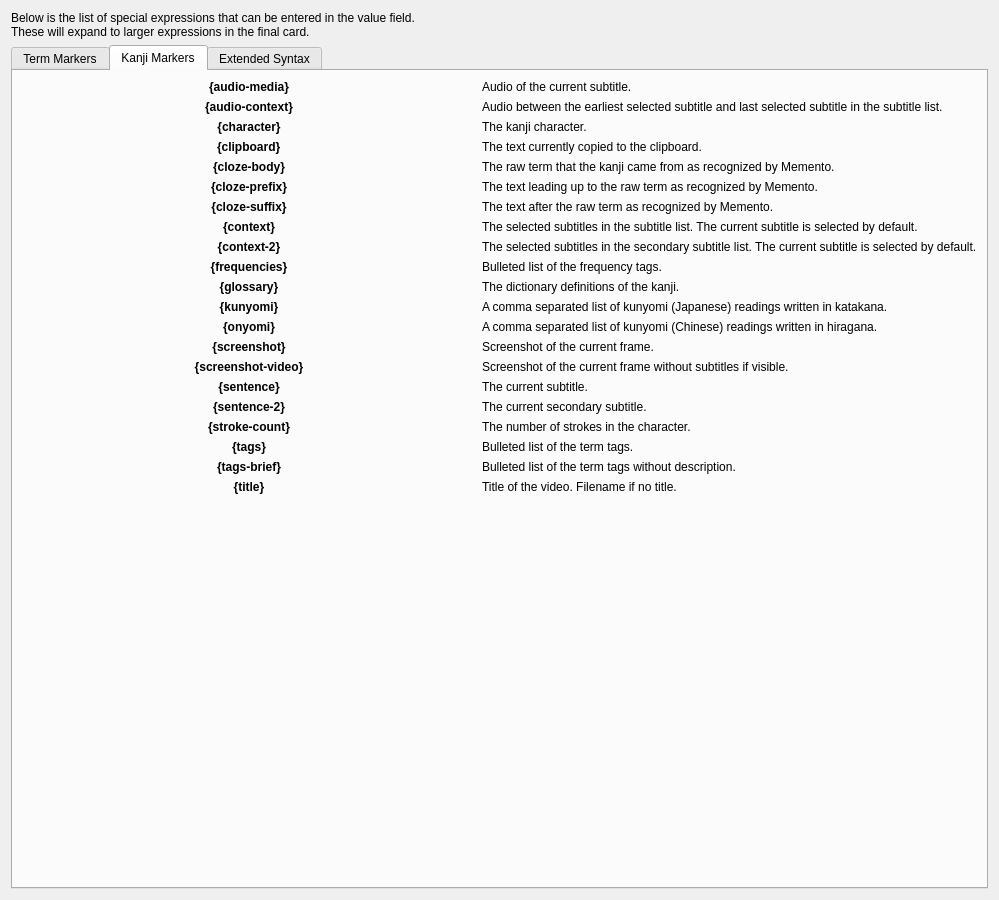
Qt form src/gui/widgets/settings/ankisettingshelp.ui (ripose-jp/Memento) before a commit.
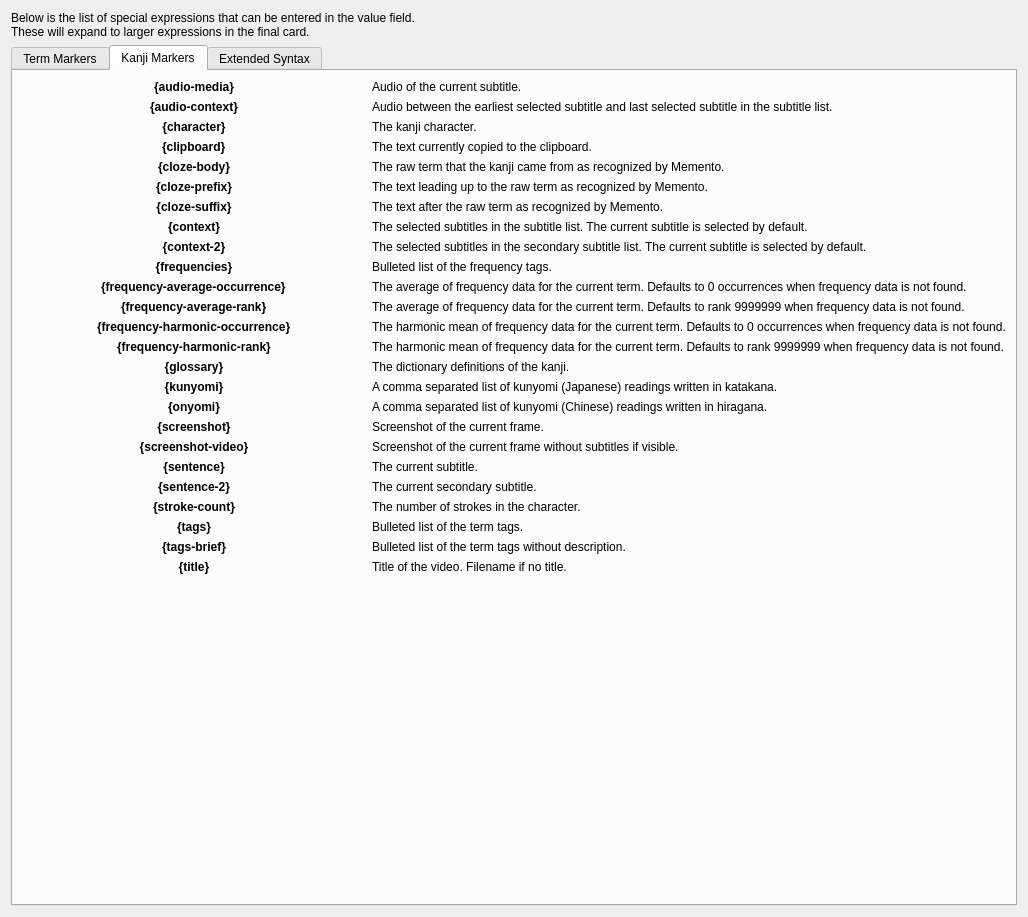
The same form after that commit. The open tabs and pages were chosen to show the change.

Commit message:
src/gui/widgets/settings/ankisettingshelp: add missing freq entries
Add the missing {frequency-*} entries to the ankisettingshelp window.

```diff
--- a/src/gui/widgets/settings/ankisettingshelp.ui
+++ b/src/gui/widgets/settings/ankisettingshelp.ui
@@ -6,8 +6,8 @@
    <rect>
     <x>0</x>
     <y>0</y>
-    <width>999</width>
-    <height>900</height>
+    <width>1028</width>
+    <height>917</height>
    </rect>
   </property>
   <property name="sizePolicy">
@@ -912,13 +912,6 @@
       <layout class="QVBoxLayout" name="verticalLayout_3">
        <item>
         <layout class="QGridLayout" name="layoutKanji">
-         <item row="8" column="1">
-          <widget class="QLabel" name="labelKanjiContext2Ex">
-           <property name="text">
-            <string>The selected subtitles in the secondary subtitle list. The current subtitle is selected by default.</string>
-           </property>
-          </widget>
-         </item>
          <item row="7" column="1">
           <widget class="QLabel" name="labelKanjiContextEx">
            <property name="text">
@@ -926,15 +919,15 @@
            </property>
           </widget>
          </item>
-         <item row="4" column="0">
-          <widget class="QLabel" name="labelKanjiClozeBody">
+         <item row="5" column="0">
+          <widget class="QLabel" name="labelKanjiClozePrefix">
            <property name="font">
             <font>
              <bold>true</bold>
             </font>
            </property>
            <property name="text">
-            <string>{cloze-body}</string>
+            <string>{cloze-prefix}</string>
            </property>
            <property name="alignment">
             <set>Qt::AlignmentFlag::AlignCenter</set>
@@ -944,15 +937,22 @@
            </property>
           </widget>
          </item>
-         <item row="7" column="0">
-          <widget class="QLabel" name="labelKanjiContext">
+         <item row="20" column="1">
+          <widget class="QLabel" name="labelKanjiSentence2Ex">
+           <property name="text">
+            <string>The current secondary subtitle.</string>
+           </property>
+          </widget>
+         </item>
+         <item row="18" column="0">
+          <widget class="QLabel" name="labelKanjiScreenshotMedia">
            <property name="font">
             <font>
              <bold>true</bold>
             </font>
            </property>
            <property name="text">
-            <string>{context}</string>
+            <string>{screenshot-video}</string>
            </property>
            <property name="alignment">
             <set>Qt::AlignmentFlag::AlignCenter</set>
@@ -962,6 +962,88 @@
            </property>
           </widget>
          </item>
+         <item row="3" column="0" alignment="Qt::AlignmentFlag::AlignHCenter|Qt::AlignmentFlag::AlignVCenter">
+          <widget class="QLabel" name="labelKanjiClipboard">
+           <property name="font">
+            <font>
+             <bold>true</bold>
+            </font>
+           </property>
+           <property name="text">
+            <string>{clipboard}</string>
+           </property>
+           <property name="textInteractionFlags">
+            <set>Qt::TextInteractionFlag::TextSelectableByKeyboard|Qt::TextInteractionFlag::TextSelectableByMouse</set>
+           </property>
+          </widget>
+         </item>
+         <item row="23" column="1">
+          <widget class="QLabel" name="labelKanjiTagsBriefEx">
+           <property name="text">
+            <string>Bulleted list of the term tags without description.</string>
+           </property>
+          </widget>
+         </item>
+         <item row="6" column="1">
+          <widget class="QLabel" name="labelKanjiClozeSuffixEx">
+           <property name="text">
+            <string>The text after the raw term as recognized by Memento.</string>
+           </property>
+           <property name="wordWrap">
+            <bool>false</bool>
+           </property>
+          </widget>
+         </item>
+         <item row="17" column="1">
+          <widget class="QLabel" name="labelKanjiScreenshotEx">
+           <property name="text">
+            <string>Screenshot of the current frame.</string>
+           </property>
+          </widget>
+         </item>
+         <item row="6" column="0">
+          <widget class="QLabel" name="labelKanjiClozeSuffix">
+           <property name="font">
+            <font>
+             <bold>true</bold>
+            </font>
+           </property>
+           <property name="text">
+            <string>{cloze-suffix}</string>
+           </property>
+           <property name="alignment">
+            <set>Qt::AlignmentFlag::AlignCenter</set>
+           </property>
+           <property name="textInteractionFlags">
+            <set>Qt::TextInteractionFlag::TextSelectableByKeyboard|Qt::TextInteractionFlag::TextSelectableByMouse</set>
+           </property>
+          </widget>
+         </item>
+         <item row="0" column="0">
+          <widget class="QLabel" name="labelKanjiAudioMedia">
+           <property name="font">
+            <font>
+             <bold>true</bold>
+            </font>
+           </property>
+           <property name="text">
+            <string>{audio-media}</string>
+           </property>
+           <property name="alignment">
+            <set>Qt::AlignmentFlag::AlignCenter</set>
+           </property>
+           <property name="textInteractionFlags">
+            <set>Qt::TextInteractionFlag::TextSelectableByKeyboard|Qt::TextInteractionFlag::TextSelectableByMouse</set>
+           </property>
+          </widget>
+         </item>
+         <item row="24" column="1">
+          <widget class="QLabel" name="labelKanjiTitleEx">
+           <property name="text">
+            <string>Title of the video. Filename if no title.</string>
+           </property>
+          </widget>
+         </item>
          <item row="8" column="0">
           <widget class="QLabel" name="labelKanjiContext2">
            <property name="font">
@@ -980,84 +1062,40 @@
            </property>
           </widget>
          </item>
-         <item row="15" column="1">
-          <widget class="QLabel" name="labelKanjiSentenceEx">
+         <item row="18" column="1">
+          <widget class="QLabel" name="labelKanjiScreenshotVideo">
            <property name="text">
-            <string>The current subtitle.</string>
+            <string>Screenshot of the current frame without subtitles if visible.</string>
            </property>
-           <property name="wordWrap">
-            <bool>false</bool>
+          </widget>
+         </item>
+         <item row="7" column="0">
+          <widget class="QLabel" name="labelKanjiContext">
+           <property name="font">
+            <font>
+             <bold>true</bold>
+            </font>
+           </property>
+           <property name="text">
+            <string>{context}</string>
+           </property>
+           <property name="alignment">
+            <set>Qt::AlignmentFlag::AlignCenter</set>
+           </property>
+           <property name="textInteractionFlags">
+            <set>Qt::TextInteractionFlag::TextSelectableByKeyboard|Qt::TextInteractionFlag::TextSelectableByMouse</set>
            </property>
           </widget>
          </item>
          <item row="17" column="0">
-          <widget class="QLabel" name="labelStrokeCount">
+          <widget class="QLabel" name="labelKanjiScreenshot">
            <property name="font">
             <font>
              <bold>true</bold>
             </font>
            </property>
            <property name="text">
-            <string>{stroke-count}</string>
-           </property>
-           <property name="alignment">
-            <set>Qt::AlignmentFlag::AlignCenter</set>
-           </property>
-           <property name="textInteractionFlags">
-            <set>Qt::TextInteractionFlag::TextSelectableByKeyboard|Qt::TextInteractionFlag::TextSelectableByMouse</set>
-           </property>
-          </widget>
-         </item>
-         <item row="17" column="1">
-          <widget class="QLabel" name="labelKanjiStrokesEx">
-           <property name="text">
-            <string>The number of strokes in the character.</string>
-           </property>
-          </widget>
-         </item>
-         <item row="5" column="1">
-          <widget class="QLabel" name="labelKanjiClozePrefixEx">
-           <property name="sizePolicy">
-            <sizepolicy hsizetype="Preferred" vsizetype="Preferred">
-             <horstretch>0</horstretch>
-             <verstretch>0</verstretch>
-            </sizepolicy>
-           </property>
-           <property name="text">
-            <string>The text leading up to the raw term as recognized by Memento.</string>
-           </property>
-           <property name="wordWrap">
-            <bool>false</bool>
-           </property>
-          </widget>
-         </item>
-         <item row="16" column="0">
-          <widget class="QLabel" name="labelKanjiSentence2">
-           <property name="font">
-            <font>
-             <bold>true</bold>
-            </font>
-           </property>
-           <property name="text">
-            <string>{sentence-2}</string>
-           </property>
-           <property name="alignment">
-            <set>Qt::AlignmentFlag::AlignCenter</set>
-           </property>
-           <property name="textInteractionFlags">
-            <set>Qt::TextInteractionFlag::TextSelectableByKeyboard|Qt::TextInteractionFlag::TextSelectableByMouse</set>
-           </property>
-          </widget>
-         </item>
-         <item row="9" column="0">
-          <widget class="QLabel" name="labelKanjiFrequencies">
-           <property name="font">
-            <font>
-             <bold>true</bold>
-            </font>
-           </property>
-           <property name="text">
-            <string>{frequencies}</string>
+            <string>{screenshot}</string>
            </property>
            <property name="alignment">
             <set>Qt::AlignmentFlag::AlignCenter</set>
@@ -1082,25 +1120,15 @@
            </property>
           </widget>
          </item>
-         <item row="6" column="1">
-          <widget class="QLabel" name="labelKanjiClozeSuffixEx">
-           <property name="text">
-            <string>The text after the raw term as recognized by Memento.</string>
-           </property>
-           <property name="wordWrap">
-            <bool>false</bool>
-           </property>
-          </widget>
-         </item>
-         <item row="18" column="0">
-          <widget class="QLabel" name="labelKanjiTags">
+         <item row="16" column="0">
+          <widget class="QLabel" name="labelKanjiOnyomi">
            <property name="font">
             <font>
              <bold>true</bold>
             </font>
            </property>
            <property name="text">
-            <string>{tags}</string>
+            <string>{onyomi}</string>
            </property>
            <property name="alignment">
             <set>Qt::AlignmentFlag::AlignCenter</set>
@@ -1110,50 +1138,7 @@
            </property>
           </widget>
          </item>
-         <item row="19" column="0">
-          <widget class="QLabel" name="labelKanjiTagsBrief">
-           <property name="font">
-            <font>
-             <bold>true</bold>
-            </font>
-           </property>
-           <property name="text">
-            <string>{tags-brief}</string>
-           </property>
-           <property name="alignment">
-            <set>Qt::AlignmentFlag::AlignCenter</set>
-           </property>
-           <property name="textInteractionFlags">
-            <set>Qt::TextInteractionFlag::TextSelectableByKeyboard|Qt::TextInteractionFlag::TextSelectableByMouse</set>
-           </property>
-          </widget>
-         </item>
-         <item row="9" column="1">
-          <widget class="QLabel" name="labelKanjiFrequenciesEx">
-           <property name="text">
-            <string>Bulleted list of the frequency tags.</string>
-           </property>
-          </widget>
-         </item>
-         <item row="13" column="0">
-          <widget class="QLabel" name="labelKanjiScreenshot">
-           <property name="font">
-            <font>
-             <bold>true</bold>
-            </font>
-           </property>
-           <property name="text">
-            <string>{screenshot}</string>
-           </property>
-           <property name="alignment">
-            <set>Qt::AlignmentFlag::AlignCenter</set>
-           </property>
-           <property name="textInteractionFlags">
-            <set>Qt::TextInteractionFlag::TextSelectableByKeyboard|Qt::TextInteractionFlag::TextSelectableByMouse</set>
-           </property>
-          </widget>
-         </item>
-         <item row="11" column="0">
+         <item row="15" column="0">
           <widget class="QLabel" name="labelKanjiKunyomi">
            <property name="font">
             <font>
@@ -1171,31 +1156,185 @@
            </property>
           </widget>
          </item>
-         <item row="2" column="1">
-          <widget class="QLabel" name="labelKanjiCharacterEx">
+         <item row="24" column="0">
+          <widget class="QLabel" name="labelKanjiTitle">
+           <property name="font">
+            <font>
+             <bold>true</bold>
+            </font>
+           </property>
            <property name="text">
-            <string>The kanji character.</string>
+            <string>{title}</string>
            </property>
+           <property name="alignment">
+            <set>Qt::AlignmentFlag::AlignCenter</set>
+           </property>
+           <property name="textInteractionFlags">
+            <set>Qt::TextInteractionFlag::TextSelectableByKeyboard|Qt::TextInteractionFlag::TextSelectableByMouse</set>
+           </property>
           </widget>
          </item>
-         <item row="13" column="1">
-          <widget class="QLabel" name="labelKanjiScreenshotEx">
+         <item row="19" column="0">
+          <widget class="QLabel" name="labelKanjiSentence">
+           <property name="font">
+            <font>
+             <bold>true</bold>
+            </font>
+           </property>
            <property name="text">
-            <string>Screenshot of the current frame.</string>
+            <string>{sentence}</string>
            </property>
+           <property name="alignment">
+            <set>Qt::AlignmentFlag::AlignCenter</set>
+           </property>
+           <property name="textInteractionFlags">
+            <set>Qt::TextInteractionFlag::TextSelectableByKeyboard|Qt::TextInteractionFlag::TextSelectableByMouse</set>
+           </property>
           </widget>
          </item>
-         <item row="18" column="1">
-          <widget class="QLabel" name="labelKanjiTagsEx">
+         <item row="8" column="1">
+          <widget class="QLabel" name="labelKanjiContext2Ex">
            <property name="text">
-            <string>Bulleted list of the term tags.</string>
+            <string>The selected subtitles in the secondary subtitle list. The current subtitle is selected by default.</string>
            </property>
           </widget>
          </item>
          <item row="19" column="1">
-          <widget class="QLabel" name="labelKanjiTagsBriefEx">
+          <widget class="QLabel" name="labelKanjiSentenceEx">
            <property name="text">
-            <string>Bulleted list of the term tags without description.</string>
+            <string>The current subtitle.</string>
+           </property>
+           <property name="wordWrap">
+            <bool>false</bool>
+           </property>
+          </widget>
+         </item>
+         <item row="9" column="1">
+          <widget class="QLabel" name="labelKanjiFrequenciesEx">
+           <property name="text">
+            <string>Bulleted list of the frequency tags.</string>
+           </property>
+          </widget>
+         </item>
+         <item row="22" column="0">
+          <widget class="QLabel" name="labelKanjiTags">
+           <property name="font">
+            <font>
+             <bold>true</bold>
+            </font>
+           </property>
+           <property name="text">
+            <string>{tags}</string>
+           </property>
+           <property name="alignment">
+            <set>Qt::AlignmentFlag::AlignCenter</set>
+           </property>
+           <property name="textInteractionFlags">
+            <set>Qt::TextInteractionFlag::TextSelectableByKeyboard|Qt::TextInteractionFlag::TextSelectableByMouse</set>
+           </property>
+          </widget>
+         </item>
+         <item row="11" column="0" alignment="Qt::AlignmentFlag::AlignHCenter">
+          <widget class="QLabel" name="labelKanjiFrequencyAverageRank">
+           <property name="font">
+            <font>
+             <bold>true</bold>
+            </font>
+           </property>
+           <property name="text">
+            <string>{frequency-average-rank}</string>
+           </property>
+           <property name="textInteractionFlags">
+            <set>Qt::TextInteractionFlag::TextSelectableByKeyboard|Qt::TextInteractionFlag::TextSelectableByMouse</set>
+           </property>
+          </widget>
+         </item>
+         <item row="10" column="0" alignment="Qt::AlignmentFlag::AlignHCenter">
+          <widget class="QLabel" name="labelKanjiFrequencyAverageOccurrence">
+           <property name="font">
+            <font>
+             <bold>true</bold>
+            </font>
+           </property>
+           <property name="text">
+            <string>{frequency-average-occurrence}</string>
+           </property>
+           <property name="textInteractionFlags">
+            <set>Qt::TextInteractionFlag::TextSelectableByKeyboard|Qt::TextInteractionFlag::TextSelectableByMouse</set>
+           </property>
+          </widget>
+         </item>
+         <item row="21" column="0">
+          <widget class="QLabel" name="labelKanjiStrokeCount">
+           <property name="font">
+            <font>
+             <bold>true</bold>
+            </font>
+           </property>
+           <property name="text">
+            <string>{stroke-count}</string>
+           </property>
+           <property name="alignment">
+            <set>Qt::AlignmentFlag::AlignCenter</set>
+           </property>
+           <property name="textInteractionFlags">
+            <set>Qt::TextInteractionFlag::TextSelectableByKeyboard|Qt::TextInteractionFlag::TextSelectableByMouse</set>
+           </property>
+          </widget>
+         </item>
+         <item row="20" column="0">
+          <widget class="QLabel" name="labelKanjiSentence2">
+           <property name="font">
+            <font>
+             <bold>true</bold>
+            </font>
+           </property>
+           <property name="text">
+            <string>{sentence-2}</string>
+           </property>
+           <property name="alignment">
+            <set>Qt::AlignmentFlag::AlignCenter</set>
+           </property>
+           <property name="textInteractionFlags">
+            <set>Qt::TextInteractionFlag::TextSelectableByKeyboard|Qt::TextInteractionFlag::TextSelectableByMouse</set>
+           </property>
+          </widget>
+         </item>
+         <item row="1" column="1">
+          <widget class="QLabel" name="labelKanjiAudioContextEx">
+           <property name="text">
+            <string>Audio between the earliest selected subtitle and last selected subtitle in the subtitle list.</string>
+           </property>
+          </widget>
+         </item>
+         <item row="12" column="0" alignment="Qt::AlignmentFlag::AlignHCenter">
+          <widget class="QLabel" name="labelKanjiFrequencyHarmonicOccurrence">
+           <property name="font">
+            <font>
+             <bold>true</bold>
+            </font>
+           </property>
+           <property name="text">
+            <string>{frequency-harmonic-occurrence}</string>
+           </property>
+           <property name="textInteractionFlags">
+            <set>Qt::TextInteractionFlag::TextSelectableByKeyboard|Qt::TextInteractionFlag::TextSelectableByMouse</set>
+           </property>
+          </widget>
+         </item>
+         <item row="5" column="1">
+          <widget class="QLabel" name="labelKanjiClozePrefixEx">
+           <property name="sizePolicy">
+            <sizepolicy hsizetype="Preferred" vsizetype="Preferred">
+             <horstretch>0</horstretch>
+             <verstretch>0</verstretch>
+            </sizepolicy>
+           </property>
+           <property name="text">
+            <string>The text leading up to the raw term as recognized by Memento.</string>
+           </property>
+           <property name="wordWrap">
+            <bool>false</bool>
            </property>
           </widget>
          </item>
@@ -1218,39 +1357,24 @@
           </widget>
          </item>
          <item row="14" column="1">
-          <widget class="QLabel" name="labelKanjiScreenshotVideo">
+          <widget class="QLabel" name="labelKanjiGlossaryEx">
            <property name="text">
-            <string>Screenshot of the current frame without subtitles if visible.</string>
+            <string>The dictionary definitions of the kanji.</string>
            </property>
-          </widget>
-         </item>
-         <item row="6" column="0">
-          <widget class="QLabel" name="labelKanjiClozeSuffix">
-           <property name="font">
-            <font>
-             <bold>true</bold>
-            </font>
+           <property name="wordWrap">
+            <bool>false</bool>
            </property>
-           <property name="text">
-            <string>{cloze-suffix}</string>
-           </property>
-           <property name="alignment">
-            <set>Qt::AlignmentFlag::AlignCenter</set>
-           </property>
-           <property name="textInteractionFlags">
-            <set>Qt::TextInteractionFlag::TextSelectableByKeyboard|Qt::TextInteractionFlag::TextSelectableByMouse</set>
-           </property>
           </widget>
          </item>
-         <item row="14" column="0">
-          <widget class="QLabel" name="labelKanjiScreenshotMedia">
+         <item row="23" column="0">
+          <widget class="QLabel" name="labelKanjiTagsBrief">
            <property name="font">
             <font>
              <bold>true</bold>
             </font>
            </property>
            <property name="text">
-            <string>{screenshot-video}</string>
+            <string>{tags-brief}</string>
            </property>
            <property name="alignment">
             <set>Qt::AlignmentFlag::AlignCenter</set>
@@ -1267,6 +1391,31 @@
            </property>
           </widget>
          </item>
+         <item row="3" column="1">
+          <widget class="QLabel" name="labelKanjiClipboardEx">
+           <property name="text">
+            <string>The text currently copied to the clipboard.</string>
+           </property>
+          </widget>
+         </item>
+         <item row="14" column="0">
+          <widget class="QLabel" name="labelKanjiGlossary">
+           <property name="font">
+            <font>
+             <bold>true</bold>
+            </font>
+           </property>
+           <property name="text">
+            <string>{glossary}</string>
+           </property>
+           <property name="alignment">
+            <set>Qt::AlignmentFlag::AlignCenter</set>
+           </property>
+           <property name="textInteractionFlags">
+            <set>Qt::TextInteractionFlag::TextSelectableByKeyboard|Qt::TextInteractionFlag::TextSelectableByMouse</set>
+           </property>
+          </widget>
+         </item>
          <item row="4" column="1">
           <widget class="QLabel" name="labelKanjiClozeBodyEx">
            <property name="text">
@@ -1277,33 +1426,22 @@
            </property>
           </widget>
          </item>
-         <item row="5" column="0">
-          <widget class="QLabel" name="labelKanjiClozePrefix">
-           <property name="font">
-            <font>
-             <bold>true</bold>
-            </font>
-           </property>
+         <item row="21" column="1">
+          <widget class="QLabel" name="labelKanjiStrokesEx">
            <property name="text">
-            <string>{cloze-prefix}</string>
+            <string>The number of strokes in the character.</string>
            </property>
-           <property name="alignment">
-            <set>Qt::AlignmentFlag::AlignCenter</set>
-           </property>
-           <property name="textInteractionFlags">
-            <set>Qt::TextInteractionFlag::TextSelectableByKeyboard|Qt::TextInteractionFlag::TextSelectableByMouse</set>
-           </property>
           </widget>
          </item>
-         <item row="20" column="0">
-          <widget class="QLabel" name="labelKanjiTitle">
+         <item row="4" column="0">
+          <widget class="QLabel" name="labelKanjiClozeBody">
            <property name="font">
             <font>
              <bold>true</bold>
             </font>
            </property>
            <property name="text">
-            <string>{title}</string>
+            <string>{cloze-body}</string>
            </property>
            <property name="alignment">
             <set>Qt::AlignmentFlag::AlignCenter</set>
@@ -1313,40 +1451,36 @@
            </property>
           </widget>
          </item>
-         <item row="0" column="0">
-          <widget class="QLabel" name="labelKanjiAudioMedia">
-           <property name="font">
-            <font>
-             <bold>true</bold>
-            </font>
+         <item row="22" column="1">
+          <widget class="QLabel" name="labelKanjiTagsEx">
+           <property name="text">
+            <string>Bulleted list of the term tags.</string>
            </property>
+          </widget>
+         </item>
+         <item row="2" column="1">
+          <widget class="QLabel" name="labelKanjiCharacterEx">
            <property name="text">
-            <string>{audio-media}</string>
+            <string>The kanji character.</string>
            </property>
-           <property name="alignment">
-            <set>Qt::AlignmentFlag::AlignCenter</set>
-           </property>
-           <property name="textInteractionFlags">
-            <set>Qt::TextInteractionFlag::TextSelectableByKeyboard|Qt::TextInteractionFlag::TextSelectableByMouse</set>
-           </property>
           </widget>
          </item>
-         <item row="12" column="1">
+         <item row="16" column="1">
           <widget class="QLabel" name="labelKanjiOnyomiEx">
            <property name="text">
             <string>A comma separated list of kunyomi (Chinese) readings written in hiragana.</string>
            </property>
           </widget>
          </item>
-         <item row="15" column="0">
-          <widget class="QLabel" name="labelKanjiSentence">
+         <item row="9" column="0">
+          <widget class="QLabel" name="labelKanjiFrequencies">
            <property name="font">
             <font>
              <bold>true</bold>
             </font>
            </property>
            <property name="text">
-            <string>{sentence}</string>
+            <string>{frequencies}</string>
            </property>
            <property name="alignment">
             <set>Qt::AlignmentFlag::AlignCenter</set>
@@ -1356,99 +1490,53 @@
            </property>
           </widget>
          </item>
-         <item row="10" column="1">
-          <widget class="QLabel" name="labelKanjiGlossaryEx">
-           <property name="text">
-            <string>The dictionary definitions of the kanji.</string>
-           </property>
-           <property name="wordWrap">
-            <bool>false</bool>
-           </property>
-          </widget>
-         </item>
-         <item row="10" column="0">
-          <widget class="QLabel" name="labelKanjiGlossary">
-           <property name="font">
-            <font>
-             <bold>true</bold>
-            </font>
-           </property>
-           <property name="text">
-            <string>{glossary}</string>
-           </property>
-           <property name="alignment">
-            <set>Qt::AlignmentFlag::AlignCenter</set>
-           </property>
-           <property name="textInteractionFlags">
-            <set>Qt::TextInteractionFlag::TextSelectableByKeyboard|Qt::TextInteractionFlag::TextSelectableByMouse</set>
-           </property>
-          </widget>
-         </item>
-         <item row="16" column="1">
-          <widget class="QLabel" name="labelKanjiSentence2Ex">
-           <property name="text">
-            <string>The current secondary subtitle.</string>
-           </property>
-          </widget>
-         </item>
-         <item row="1" column="1">
-          <widget class="QLabel" name="labelKanjiAudioContextEx">
-           <property name="text">
-            <string>Audio between the earliest selected subtitle and last selected subtitle in the subtitle list.</string>
-           </property>
-          </widget>
-         </item>
-         <item row="11" column="1">
+         <item row="15" column="1">
           <widget class="QLabel" name="labelKanjiKunyomiEx">
            <property name="text">
             <string>A comma separated list of kunyomi (Japanese) readings written in katakana.</string>
            </property>
           </widget>
          </item>
-         <item row="20" column="1">
-          <widget class="QLabel" name="labelKanjiTitleEx">
-           <property name="text">
-            <string>Title of the video. Filename if no title.</string>
-           </property>
-          </widget>
-         </item>
-         <item row="12" column="0">
-          <widget class="QLabel" name="labelKanjiOnyomi">
+         <item row="13" column="0" alignment="Qt::AlignmentFlag::AlignHCenter">
+          <widget class="QLabel" name="labelKanjiFrequencyHarmonicRank">
            <property name="font">
             <font>
              <bold>true</bold>
             </font>
            </property>
            <property name="text">
-            <string>{onyomi}</string>
+            <string>{frequency-harmonic-rank}</string>
            </property>
-           <property name="alignment">
-            <set>Qt::AlignmentFlag::AlignCenter</set>
-           </property>
            <property name="textInteractionFlags">
             <set>Qt::TextInteractionFlag::TextSelectableByKeyboard|Qt::TextInteractionFlag::TextSelectableByMouse</set>
            </property>
           </widget>
          </item>
-         <item row="3" column="0" alignment="Qt::AlignmentFlag::AlignHCenter|Qt::AlignmentFlag::AlignVCenter">
-          <widget class="QLabel" name="labelKanjiClipboard">
-           <property name="font">
-            <font>
-             <bold>true</bold>
-            </font>
+         <item row="10" column="1">
+          <widget class="QLabel" name="labelKanjiFrequencyAverageOccurrenceEx">
+           <property name="text">
+            <string>The average of frequency data for the current term. Defaults to 0 occurrences when frequency data is not found.</string>
            </property>
+          </widget>
+         </item>
+         <item row="11" column="1">
+          <widget class="QLabel" name="labelKanjiFrequencyAverageRankEx">
            <property name="text">
-            <string>{clipboard}</string>
+            <string>The average of frequency data for the current term. Defaults to rank 9999999 when frequency data is not found.</string>
            </property>
-           <property name="textInteractionFlags">
-            <set>Qt::TextInteractionFlag::TextSelectableByKeyboard|Qt::TextInteractionFlag::TextSelectableByMouse</set>
+          </widget>
+         </item>
+         <item row="12" column="1">
+          <widget class="QLabel" name="labelKanjiFrequencyHarmonicOccurrenceEx">
+           <property name="text">
+            <string>The harmonic mean of frequency data for the current term. Defaults to 0 occurrences when frequency data is not found.</string>
            </property>
           </widget>
          </item>
-         <item row="3" column="1">
-          <widget class="QLabel" name="labelKanjiClipboardEx">
+         <item row="13" column="1">
+          <widget class="QLabel" name="labelKanjiFrequencyHarmonicRankEx">
            <property name="text">
-            <string>The text currently copied to the clipboard.</string>
+            <string>The harmonic mean of frequency data for the current term. Defaults to rank 9999999 when frequency data is not found.</string>
            </property>
           </widget>
          </item>
```
